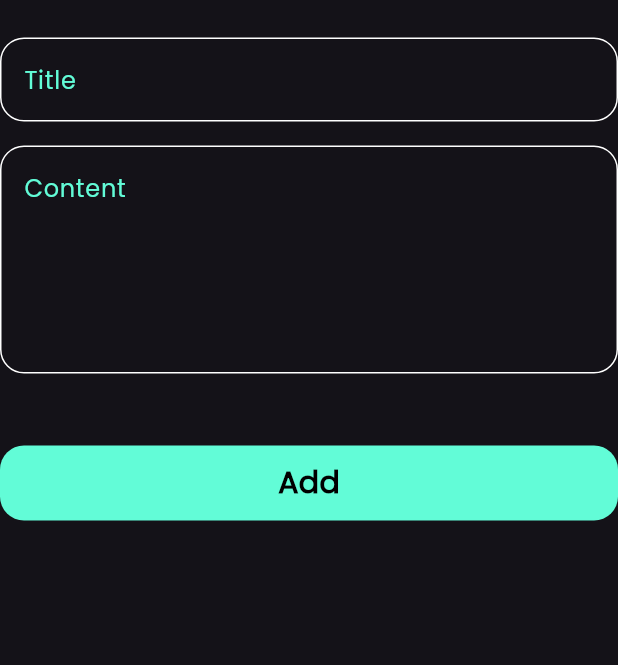
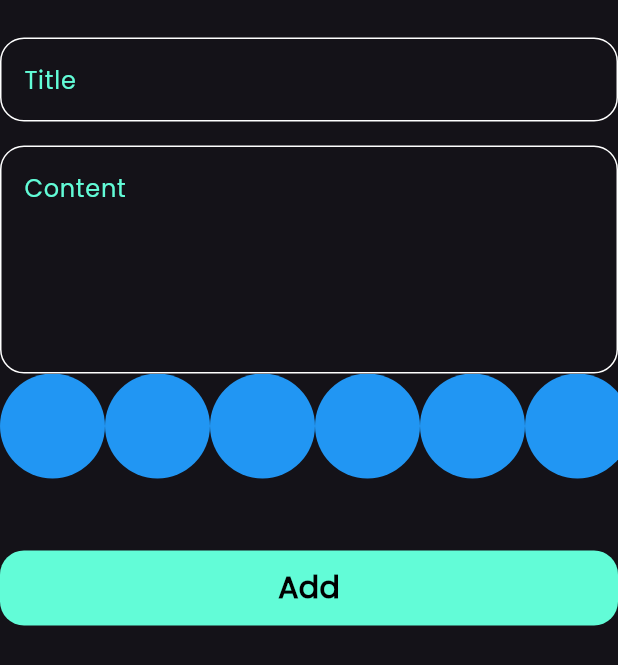
Before and after one commit to mohamed0hamed/notes_app, a Flutter app: the AddNoteForm widget shown alone on an empty page, opened directly, on a phone screen of 412 x 824 dp. Shown: the top 665 px of the screen. Run offline on Flutter 3.47's test engine with Material 3 defaults, Android fonts, the phone set to English and light mode, and no system bars; our stand-ins replace flutter_bloc, font_awesome_flutter, hive, hive_flutter; accounts and stored records are empty.

Commit message:
create color list view part 1

```diff
--- a/lib/main.dart
+++ b/lib/main.dart
@@ -4,7 +4,6 @@ import 'package:hive_flutter/adapters.dart';
 import 'package:notes_app/cubits/notes_cubit/notes_cubit.dart';
 import 'package:notes_app/models/note_model.dart';
 import 'package:notes_app/simple_bloc_observer.dart';
-import 'package:notes_app/views/edit_notes_view.dart';
 import 'package:notes_app/views/notes_view.dart';
 import 'package:notes_app/views/widgets/constants.dart';
 
--- a/lib/views/widgets/add_note_form.dart
+++ b/lib/views/widgets/add_note_form.dart
@@ -2,6 +2,7 @@ import 'package:flutter/material.dart';
 import 'package:flutter_bloc/flutter_bloc.dart';
 import 'package:notes_app/cubits/add_note_cubit/add_note_cubit.dart';
 import 'package:notes_app/models/note_model.dart';
+import 'package:notes_app/views/widgets/color_list_view.dart';
 import 'package:notes_app/views/widgets/custom_button.dart';
 import 'package:notes_app/views/widgets/custom_text_field.dart';
 import 'package:intl/intl.dart';
@@ -39,6 +40,9 @@ class _AddNoteFormState extends State<AddNoteForm> {
             hintText: 'Content',
             maxlines: 5,
           ),
+
+          colorListView(),
+
           const SizedBox(height: 48),
           BlocBuilder<AddNoteCubit, AddNoteState>(
             builder: (context, state) {
--- /dev/null
+++ b/lib/views/widgets/color_list_view.dart
@@ -0,0 +1,32 @@
+import 'package:flutter/material.dart';
+
+class colorItem extends StatelessWidget {
+  const colorItem({super.key});
+
+  @override
+  Widget build(BuildContext context) {
+    return CircleAvatar(
+      radius: 35,
+      backgroundColor: Colors.blue,
+    );
+  }
+}
+
+class colorListView extends StatelessWidget {
+  const colorListView({super.key});
+
+  @override
+  Widget build(BuildContext context) {
+    return SizedBox(
+      height: 70,
+      child: ListView.builder(
+        scrollDirection: Axis.horizontal,
+        itemCount: 10,
+      itemBuilder: (context , index)
+      {
+        return colorItem();
+      }
+      ),
+    );
+  }
+}
--- a/lib/views/widgets/edit_notes_view_body.dart
+++ b/lib/views/widgets/edit_notes_view_body.dart
@@ -39,14 +39,14 @@ String ? title , content ;
             onChanged: (value) {
               title = value ;
             },
-            hintText: 'Title',
+            hintText: widget.note.title,
           ),
           SizedBox(height: 16,),
           CustomTextField(
             onChanged: (value) {
               content = value ;
             },
-            hintText: 'Content',
+            hintText: widget.note.subtitle,
             maxlines: 5,
           ),
         ],
```
